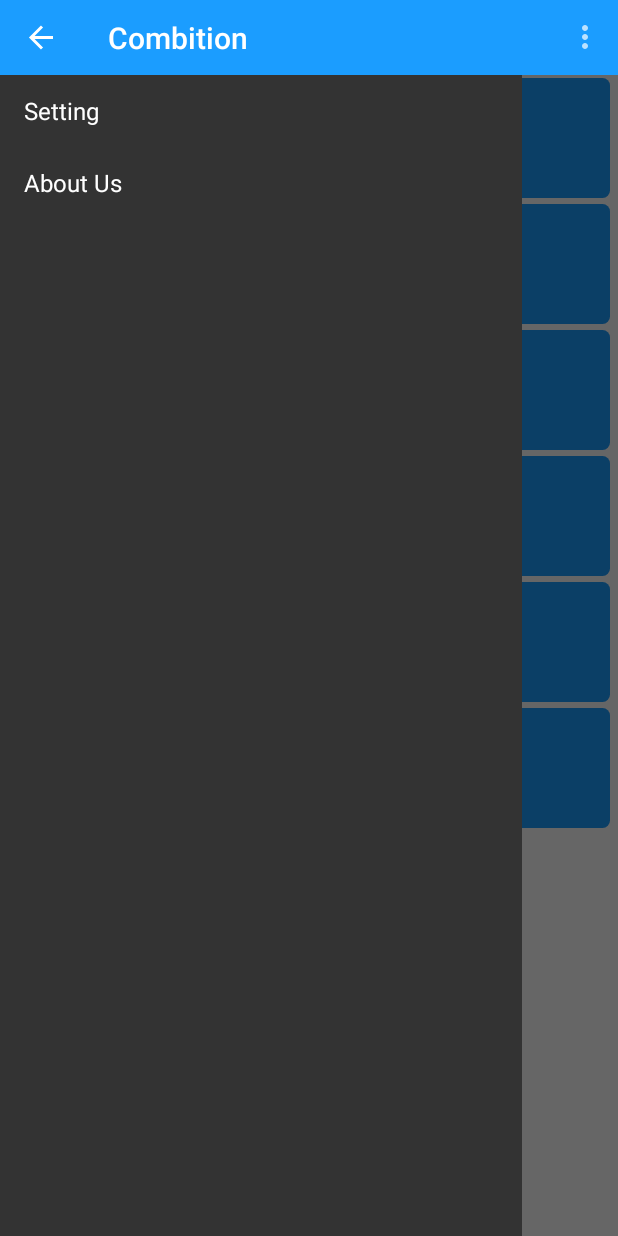
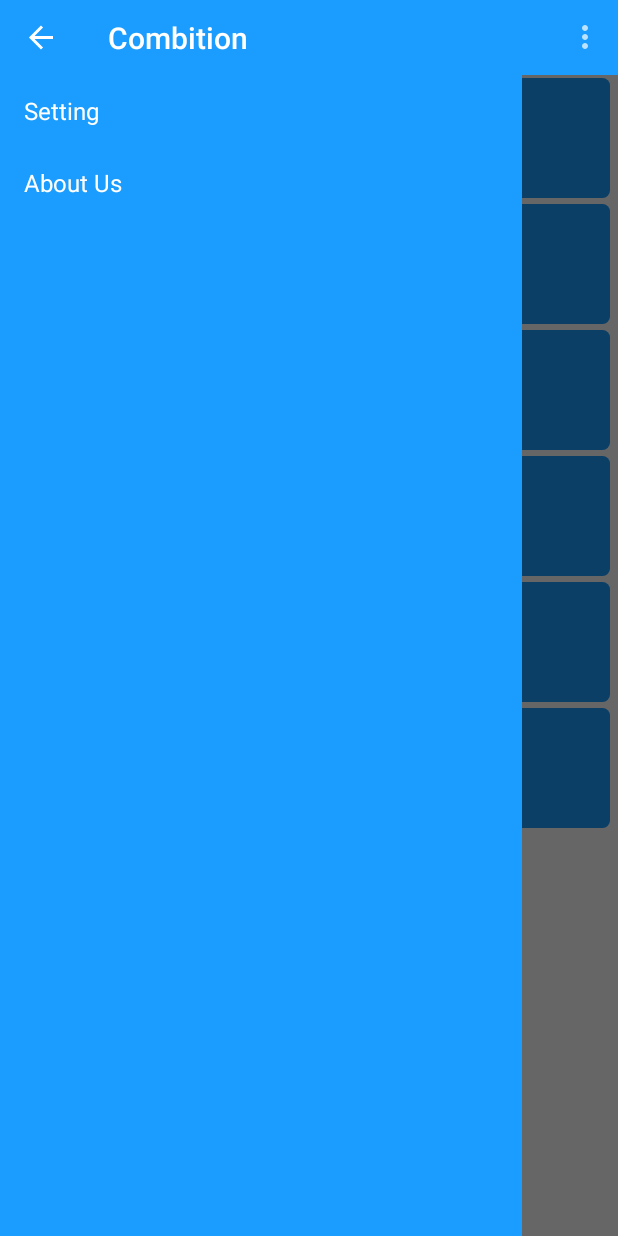
Before and after one commit to yocn/combination, an Android app: the screen it shows after launch (MainActivity), with the side drawer open, on a phone screen of 412 x 824 dp. Run offline under Robolectric (Android 15) with nearby library versions, the phone set to English and light mode, and no system bars.

```diff
--- a/app/src/main/java/yocn/com/collection/BaseActivity.java
+++ b/app/src/main/java/yocn/com/collection/BaseActivity.java
@@ -5,6 +5,7 @@ import android.os.Build;
 import android.os.Bundle;
 import android.os.PersistableBundle;
 import android.support.annotation.LayoutRes;
+import android.support.annotation.Nullable;
 import android.support.v7.app.ActionBarActivity;
 import android.support.v7.widget.Toolbar;
 import android.view.View;
@@ -19,11 +20,21 @@ import yocn.com.collection.utils.SystemBarTintManager;
  */
 public class BaseActivity extends ActionBarActivity {
     Toolbar toolbar;
-    private int[] styles = {R.style.AppTheme, R.style.AppThemeRed};
+    public static int[] styles = {R.style.AppTheme, R.style.AppThemeRed, R.style.AppThemeMaterial};
+    public static int TYPE_THEME = 0;
+    public static final int TYPE_THEME_BASE = 0;
+    public static final int TYPE_THEME_RED = 1;
+    public static final int TYPE_THEME_MATERIAL = 2;
 
     @Override
     public void onCreate(Bundle savedInstanceState, PersistableBundle persistentState) {
         super.onCreate(savedInstanceState, persistentState);
+    }
+
+    @Override
+    protected void onCreate(@Nullable Bundle savedInstanceState) {
+        setTheme(BaseActivity.styles[BaseActivity.TYPE_THEME]);
+        super.onCreate(savedInstanceState);
     }
 
     @Override
@@ -36,9 +47,9 @@ public class BaseActivity extends ActionBarActivity {
         toolbar = (Toolbar) view.findViewById(R.id.toolbar);
         setSupportActionBar(toolbar);
         addActivity2List(this);
-        setTheme(styles[MyApplication.styleIndex]);
         super.setContentView(view);
     }
+
 
     @Override
     protected void onDestroy() {
--- a/app/src/main/java/yocn/com/collection/MainActivity.java
+++ b/app/src/main/java/yocn/com/collection/MainActivity.java
@@ -35,10 +35,7 @@ public class MainActivity extends BaseActivity {
     private String[] lvs = {"Setting", "About Us"};
     private ArrayAdapter arrayAdapter;
     public static Activity mMainActivity;
-    public static int TYPE_THEME = 1000;
-    public static final int TYPE_THEME_BASE = 1000;
-    public static final int TYPE_THEME_RED = 1001;
-    public static final int TYPE_THEME_MATERIAL = 1002;
+
     MainAdapter mMainAdapter;
     MainItemBean mMainItemBean;
 
@@ -46,12 +43,15 @@ public class MainActivity extends BaseActivity {
     protected void onCreate(Bundle savedInstanceState) {
         super.onCreate(savedInstanceState);
         mMainActivity = this;
-        setTheme();
-        setContentView(getLayoutInflater().inflate(R.layout.activity_main, null));
+        View view = getLayoutInflater().inflate(R.layout.activity_main, null);
+
+        setContentView(view);
         initView();
         initDrawerLayout();
         initScrollView();
     }
+
+
 
     private void initView() {
         rv_main = (RecyclerView) findViewById(R.id.rv_main);
@@ -128,19 +128,6 @@ public class MainActivity extends BaseActivity {
         }
     };
 
-    private void setTheme() {
-        switch (TYPE_THEME) {
-            case TYPE_THEME_BASE:
-                setTheme(R.style.AppTheme);
-                break;
-            case TYPE_THEME_RED:
-                setTheme(R.style.AppThemeRed);
-                break;
-            case TYPE_THEME_MATERIAL:
-                setTheme(R.style.AppThemeMaterial);
-                break;
-        }
-    }
 
     private void goSettingActivity() {
         Intent intent = new Intent(this, SettingAct.class);
--- a/app/src/main/java/yocn/com/collection/adapter/BarChartAdapter.java
+++ b/app/src/main/java/yocn/com/collection/adapter/BarChartAdapter.java
@@ -46,7 +46,7 @@ public class BarChartAdapter extends BaseAdapter {
         } else {
             holder = (ViewHolder) convertView.getTag();//  取出ViewHolder对象
         }
-        holder.bcv.setColor(Math.abs(new Random().nextInt(255)));
+        holder.bcv.setColor(Math.abs(new Random().nextInt(500)));
         return convertView;
     }
 
--- a/app/src/main/res/layout/activity_main.xml
+++ b/app/src/main/res/layout/activity_main.xml
@@ -23,7 +23,7 @@
             android:layout_width="match_parent"
             android:layout_height="match_parent"
             android:layout_gravity="start"
-            android:background="#333333">
+            android:background="?attr/colorPrimary">
 
             <ListView
                 android:id="@+id/lv_left_menu"
```
Also changed, not shown: app/src/main/java/yocn/com/collection/SettingAct.java (+7 -3 lines).
